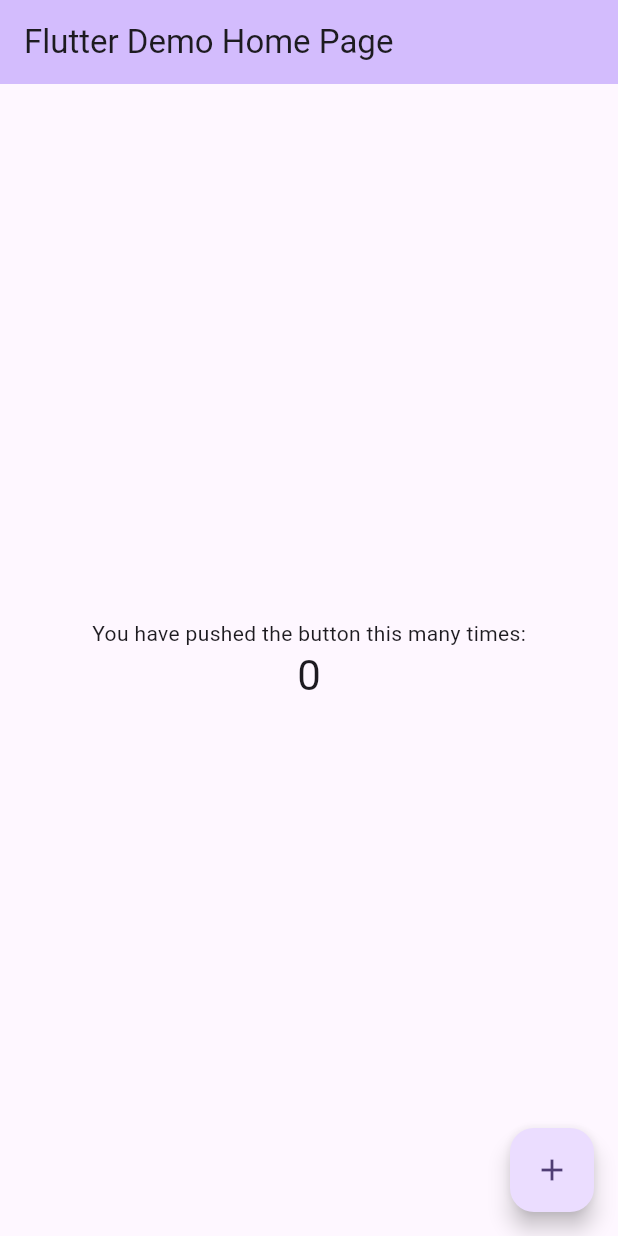
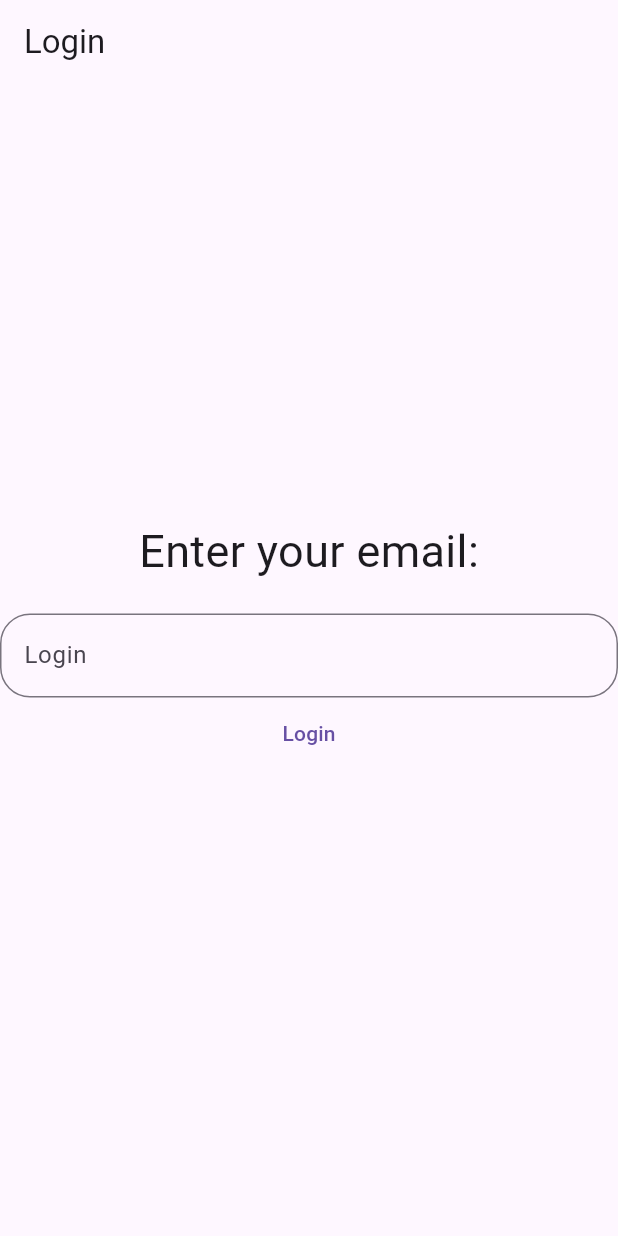
Before and after one commit to Flutter007/test5, a Flutter app: the screen it shows after launch, on a phone screen of 412 x 824 dp. Run offline on Flutter 3.47's test engine with Material 3 defaults, Android fonts, the phone set to English and light mode, and no system bars.

```diff
--- a/lib/main.dart
+++ b/lib/main.dart
@@ -1,122 +1,7 @@
 import 'package:flutter/material.dart';
+import 'package:test5/screens/ribbon_screen.dart';
+import 'package:test5/test5.dart';
 
 void main() {
-  runApp(const MyApp());
+  runApp(MaterialApp(home: Test5()));
 }
-
-class MyApp extends StatelessWidget {
-  const MyApp({super.key});
-
-  // This widget is the root of your application.
-  @override
-  Widget build(BuildContext context) {
-    return MaterialApp(
-      title: 'Flutter Demo',
-      theme: ThemeData(
-        // This is the theme of your application.
-        //
-        // TRY THIS: Try running your application with "flutter run". You'll see
-        // the application has a purple toolbar. Then, without quitting the app,
-        // try changing the seedColor in the colorScheme below to Colors.green
-        // and then invoke "hot reload" (save your changes or press the "hot
-        // reload" button in a Flutter-supported IDE, or press "r" if you used
-        // the command line to start the app).
-        //
-        // Notice that the counter didn't reset back to zero; the application
-        // state is not lost during the reload. To reset the state, use hot
-        // restart instead.
-        //
-        // This works for code too, not just values: Most code changes can be
-        // tested with just a hot reload.
-        colorScheme: ColorScheme.fromSeed(seedColor: Colors.deepPurple),
-      ),
-      home: const MyHomePage(title: 'Flutter Demo Home Page'),
-    );
-  }
-}
-
-class MyHomePage extends StatefulWidget {
-  const MyHomePage({super.key, required this.title});
-
-  // This widget is the home page of your application. It is stateful, meaning
-  // that it has a State object (defined below) that contains fields that affect
-  // how it looks.
-
-  // This class is the configuration for the state. It holds the values (in this
-  // case the title) provided by the parent (in this case the App widget) and
-  // used by the build method of the State. Fields in a Widget subclass are
-  // always marked "final".
-
-  final String title;
-
-  @override
-  State<MyHomePage> createState() => _MyHomePageState();
-}
-
-class _MyHomePageState extends State<MyHomePage> {
-  int _counter = 0;
-
-  void _incrementCounter() {
-    setState(() {
-      // This call to setState tells the Flutter framework that something has
-      // changed in this State, which causes it to rerun the build method below
-      // so that the display can reflect the updated values. If we changed
-      // _counter without calling setState(), then the build method would not be
-      // called again, and so nothing would appear to happen.
-      _counter++;
-    });
-  }
-
-  @override
-  Widget build(BuildContext context) {
-    // This method is rerun every time setState is called, for instance as done
-    // by the _incrementCounter method above.
-    //
-    // The Flutter framework has been optimized to make rerunning build methods
-    // fast, so that you can just rebuild anything that needs updating rather
-    // than having to individually change instances of widgets.
-    return Scaffold(
-      appBar: AppBar(
-        // TRY THIS: Try changing the color here to a specific color (to
-        // Colors.amber, perhaps?) and trigger a hot reload to see the AppBar
-        // change color while the other colors stay the same.
-        backgroundColor: Theme.of(context).colorScheme.inversePrimary,
-        // Here we take the value from the MyHomePage object that was created by
-        // the App.build method, and use it to set our appbar title.
-        title: Text(widget.title),
-      ),
-      body: Center(
-        // Center is a layout widget. It takes a single child and positions it
-        // in the middle of the parent.
-        child: Column(
-          // Column is also a layout widget. It takes a list of children and
-          // arranges them vertically. By default, it sizes itself to fit its
-          // children horizontally, and tries to be as tall as its parent.
-          //
-          // Column has various properties to control how it sizes itself and
-          // how it positions its children. Here we use mainAxisAlignment to
-          // center the children vertically; the main axis here is the vertical
-          // axis because Columns are vertical (the cross axis would be
-          // horizontal).
-          //
-          // TRY THIS: Invoke "debug painting" (choose the "Toggle Debug Paint"
-          // action in the IDE, or press "p" in the console), to see the
-          // wireframe for each widget.
-          mainAxisAlignment: MainAxisAlignment.center,
-          children: <Widget>[
-            const Text('You have pushed the button this many times:'),
-            Text(
-              '$_counter',
-              style: Theme.of(context).textTheme.headlineMedium,
-            ),
-          ],
-        ),
-      ),
-      floatingActionButton: FloatingActionButton(
-        onPressed: _incrementCounter,
-        tooltip: 'Increment',
-        child: const Icon(Icons.add),
-      ), // This trailing comma makes auto-formatting nicer for build methods.
-    );
-  }
-}
--- /dev/null
+++ b/lib/models/post.dart
@@ -0,0 +1,26 @@
+import 'package:test5/models/user.dart';
+
+class Post {
+  final String message;
+  final String userId;
+  final String id;
+  final DateTime dateTime;
+  final User user;
+
+  Post({
+    required this.message,
+    required this.userId,
+    required this.id,
+    required this.dateTime,
+    required this.user,
+  });
+  factory Post.fromJson(Map<String, dynamic> json) {
+    return Post(
+      message: json['message'],
+      userId: json['userId'],
+      id: json['_id'],
+      dateTime: DateTime.parse(json['dateTime']).toLocal(),
+      user: User.fromJson(json['user']),
+    );
+  }
+}
--- /dev/null
+++ b/lib/models/user.dart
@@ -0,0 +1,21 @@
+class User {
+  final String id;
+  final String email;
+  final String firstName;
+  final String lastName;
+
+  User({
+    required this.id,
+    required this.email,
+    required this.firstName,
+    required this.lastName,
+  });
+  factory User.fromJson(Map<String, dynamic> json) {
+    return User(
+      id: json['_id'],
+      email: json['email'],
+      firstName: json['firstName'],
+      lastName: json['lastName'],
+    );
+  }
+}
--- /dev/null
+++ b/lib/test5.dart
@@ -0,0 +1,90 @@
+import 'package:flutter/material.dart';
+import 'package:test5/helpers/request.dart';
+import 'package:test5/models/user.dart';
+import 'package:test5/screens/ribbon_screen.dart';
+
+import 'models/post.dart';
+
+class Test5 extends StatefulWidget {
+  const Test5({super.key});
+
+  @override
+  State<Test5> createState() => _Test5State();
+}
+
+class _Test5State extends State<Test5> {
+  var emailController = TextEditingController();
+  List<User> user = [];
+  List<Post> posts = [];
+  String? email;
+  String? error;
+
+  void fetchProfile() async {
+    try {
+      final Map<String, dynamic> userData = await requestGet(
+        'http://146.185.154.90:8000/blog/$email/profile',
+      );
+      final postsFuture = requestGet(
+        'http://146.185.154.90:8000/blog/$email/posts',
+      );
+      final List<dynamic> postsData = await postsFuture;
+
+      setState(() {
+        user = [User.fromJson(userData)];
+        posts =
+            postsData
+                .map((post) => Post.fromJson(post as Map<String, dynamic>))
+                .toList();
+        error = null;
+      });
+      profile();
+    } catch (e) {
+      error = e.toString();
+    }
+  }
+
+  void profile() {
+    Navigator.push(
+      context,
+      MaterialPageRoute(
+        builder: (context) => RibbonScreen(user: user, posts: posts),
+      ),
+    );
+  }
+
+  @override
+  Widget build(BuildContext context) {
+    Widget content;
+    content = Center(
+      child: Column(
+        mainAxisAlignment: MainAxisAlignment.center,
+        children: [
+          Text('Enter your email:', style: TextStyle(fontSize: 30)),
+          SizedBox(height: 20),
+          TextField(
+            controller: emailController,
+            keyboardType: TextInputType.emailAddress,
+            onChanged:
+                (value) => setState(() {
+                  email = value;
+                }),
+            decoration: InputDecoration(
+              labelText: 'Login',
+              border: OutlineInputBorder(
+                borderRadius: BorderRadius.circular(20),
+              ),
+            ),
+          ),
+          TextButton(
+            onPressed: () {
+              fetchProfile();
+            },
+            child: Text('Login'),
+          ),
+          Text(error ?? ''),
+        ],
+      ),
+    );
+    return Scaffold(appBar: AppBar(title: Text('Login ')), body: content);
+  }
+}
```
Also changed, not shown: lib/helpers/request.dart (added, +20 -0 lines), lib/screens/ribbon_screen.dart (added, +68 -0 lines).
